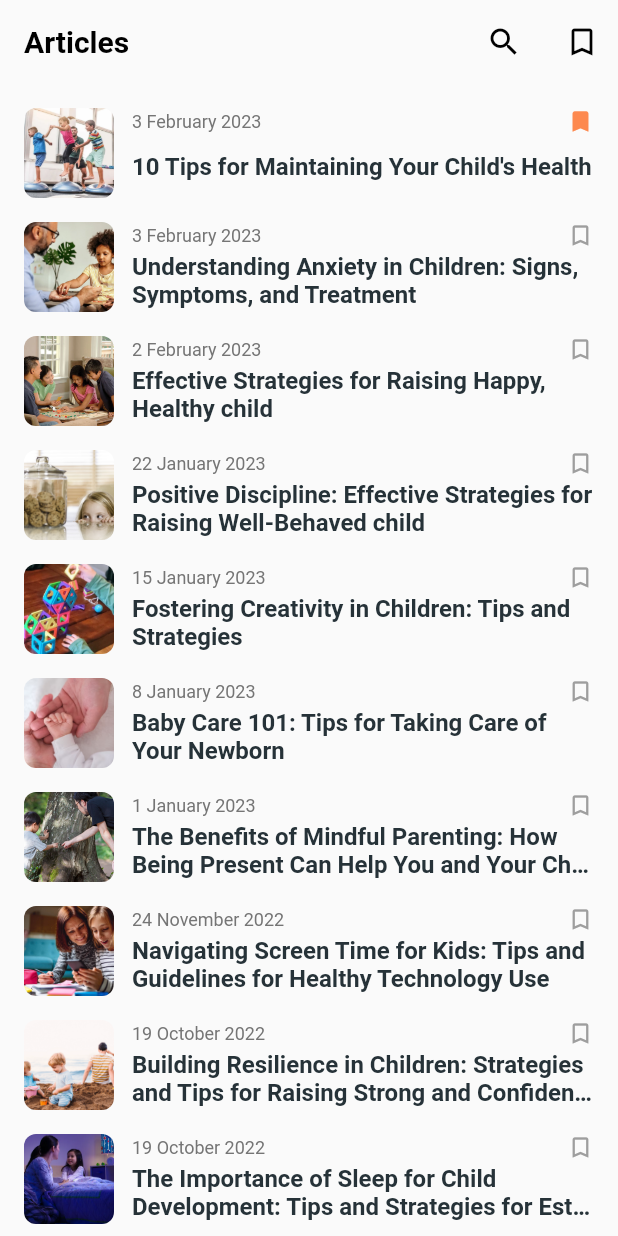
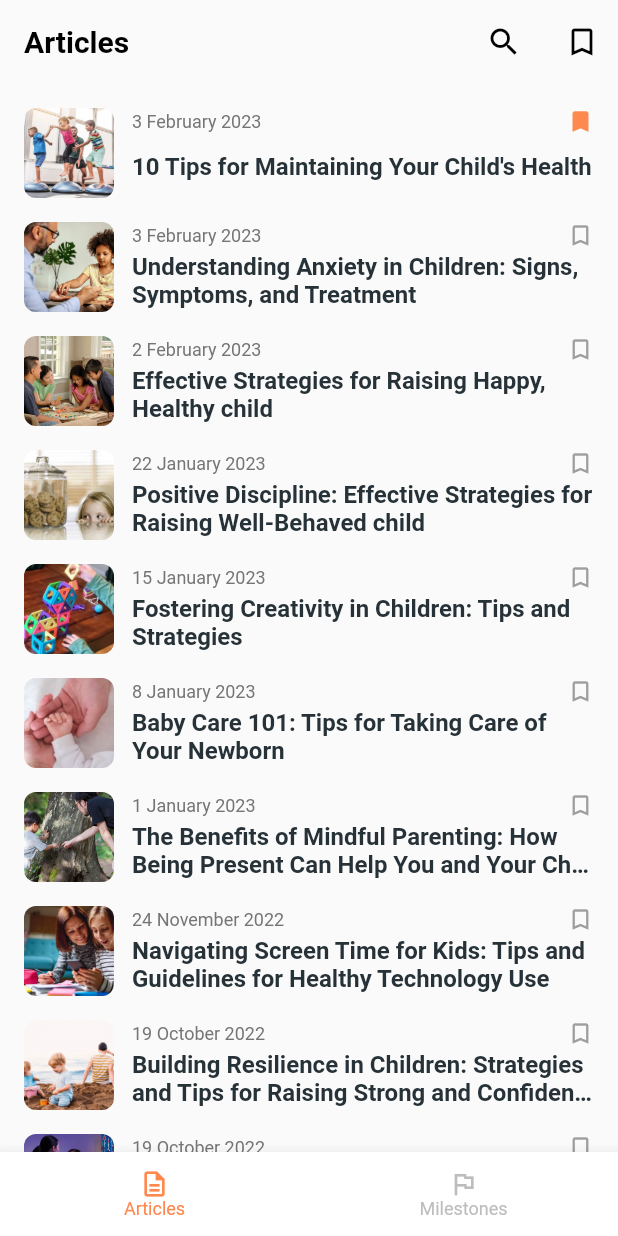
Before and after one commit to Ilgz/care_companion, a Flutter app: the screen it shows after launch, after a tap on the "bookmark outline" icon, on a phone screen of 412 x 824 dp. Run offline on Flutter 3.47's test engine with Material 2 defaults, Android fonts, the phone set to English and light mode, and no system bars; our stand-ins replace bloc, dartz, flutter_bloc, flutter_svg, freezed_annotation, get_it and 3 more; accounts and stored records are empty.

Commit message:
feat: add responsive scaffold with bottom navigation and navigation rail

```diff
--- a/lib/presentation/core/constants.dart
+++ b/lib/presentation/core/constants.dart
@@ -3,6 +3,7 @@ import 'package:flutter/material.dart';
 
 class PageRoutes {
   static const articleOverviewPage = "/articleOverview";
+  static const milestoneOverviewPage = "/milestoneOverview";
   static const articlePage = "articlePage";
   static const introPage = "/intro";
   static const searchPage = "search";
--- a/lib/presentation/core/router.dart
+++ b/lib/presentation/core/router.dart
@@ -4,17 +4,28 @@ import 'package:cash_manager/presentation/article/article_page.dart';
 import 'package:cash_manager/presentation/article/article_saved/article_saved_page.dart';
 import 'package:cash_manager/presentation/article/article_search/article_search_page.dart';
 import 'package:cash_manager/presentation/core/constants.dart';
+import 'package:cash_manager/presentation/core/widgets/scaffold_with_bottom.dart';
 import 'package:cash_manager/presentation/intro/intro_page.dart';
+import 'package:cash_manager/presentation/milestone/milestone_overview_page.dart';
 import 'package:flutter/material.dart';
 import 'package:go_router/go_router.dart';
 
 final _rootNavigatorKey = GlobalKey<NavigatorState>();
+final _shellNavigatorKey = GlobalKey<NavigatorState>();
 final goRouter = GoRouter(
     navigatorKey: _rootNavigatorKey,
     initialLocation: PageRoutes.articleOverviewPage,
     routes: [
+      ShellRoute(navigatorKey: _shellNavigatorKey,
+        builder: (context, state, child) {
+          return ScaffoldWithBottomNavBar(child: child);
+        },
+        routes: [
+          GoRoute(path: PageRoutes.milestoneOverviewPage, pageBuilder: (context, state) => NoTransitionPage(
+            child: MilestoneOverviewPage(),
+          ),)
+          ,
           GoRoute(
-
               path: PageRoutes.articleOverviewPage,
               pageBuilder: (context, state) => NoTransitionPage(
                 child: ArticleOverviewPage(),
@@ -46,6 +57,9 @@ final goRouter = GoRouter(
                 ),
               ]
           ),
+        ]
+      ),
+
       GoRoute(
           path: PageRoutes.introPage,
           pageBuilder: (context, state) => NoTransitionPage(
--- /dev/null
+++ b/lib/presentation/core/widgets/scaffold_with_bottom.dart
@@ -0,0 +1,123 @@
+import 'package:cash_manager/presentation/article/article_overview_page.dart';
+import 'package:cash_manager/presentation/core/constants.dart';
+import 'package:cash_manager/presentation/milestone/milestone_overview_page.dart';
+import 'package:flutter/material.dart';
+import 'package:go_router/go_router.dart';
+
+class ScaffoldWithBottomNavBar extends StatefulWidget {
+  final Widget child;
+
+  const ScaffoldWithBottomNavBar({Key? key, required this.child})
+      : super(key: key);
+
+  @override
+  State<ScaffoldWithBottomNavBar> createState() =>
+      _ScaffoldWithBottomNavBarState();
+}
+
+class _ScaffoldWithBottomNavBarState extends State<ScaffoldWithBottomNavBar> {
+  int get currentIndex => _locationToTabIndex(GoRouter.of(context).location);
+
+  int _locationToTabIndex(String location) {
+    final index = tabs.indexWhere((t) => location == (t.initialLocation));
+    return index < 0 ? 0 : index;
+  }
+
+  //callback used to navigate to the desired tab
+  void _onItemTapped(BuildContext context, int tabIndex) {
+    if (tabIndex != currentIndex) {
+      // go to the initial location of the selected tab (by index)
+      context.go(tabs[tabIndex].initialLocation);
+    }
+  }
+
+  final List<Widget> _mainContents = [
+    const ArticleOverviewPage(),
+    const MilestoneOverviewPage(),
+
+  ];
+
+  @override
+  Widget build(BuildContext context) {
+    return LayoutBuilder(
+      builder: (context, constraints) => Scaffold(
+          body: Row(
+            mainAxisSize: MainAxisSize.max,
+            children: [
+              if (MediaQuery.of(context).size.width > 640) ...[
+                NavigationRail(
+                  backgroundColor: Colors.white,
+                  minWidth: 55.0,
+                  selectedIndex: currentIndex,
+                  onDestinationSelected: (index) =>
+                      _onItemTapped(context, index),
+                  labelType: NavigationRailLabelType.all,
+                  leading: Column(
+                    children: const [
+                      SizedBox(
+                        height: 8,
+                      ),
+                    ],
+                  ),
+                  selectedIconTheme: const IconThemeData(color: Color(0xfffd894f)) ,
+                  selectedLabelTextStyle: const TextStyle(color: Color(0xfffd894f)),
+                  destinations: const [
+                    NavigationRailDestination(
+                      icon: Icon(Icons.description_outlined),
+                      label: Text("Articles"),
+                    ),
+                    NavigationRailDestination(
+                        icon: Icon(Icons.flag_outlined),
+                        label: Text("Milestones")),
+                  ],
+                )
+              ],
+              Expanded(
+                child: IndexedStack(
+                  index: currentIndex,
+                  children: _mainContents,
+                ),
+              )
+              //Expanded(child: _mainContents[currentIndex])
+            ],
+          ),
+          bottomNavigationBar: MediaQuery.of(context).size.width < 640
+              ? BottomNavigationBar(
+            type: BottomNavigationBarType.fixed,
+            backgroundColor: Colors.white,
+                  unselectedItemColor:Colors.grey[400] ,
+                  currentIndex: currentIndex,
+                  unselectedLabelStyle: TextStyle(fontSize: 12),
+                  unselectedIconTheme: IconThemeData(size: 20),
+                  selectedIconTheme: IconThemeData(size: 20),
+                  selectedLabelStyle: TextStyle(fontSize: 12),
+                  selectedItemColor: Color(0xfffd894f),
+                  items: tabs,
+                  onTap: (index) => _onItemTapped(context, index),
+                )
+              : null),
+    );
+  }
+}
+
+class ScaffoldWithNavBarTabItem extends BottomNavigationBarItem {
+  const ScaffoldWithNavBarTabItem(
+      {required this.initialLocation, required Widget icon, String? label})
+      : super(icon: icon, label: label);
+
+  /// The initial location/path
+  final String initialLocation;
+}
+
+const tabs = [
+  ScaffoldWithNavBarTabItem(
+    initialLocation: PageRoutes.articleOverviewPage,
+    icon: Icon(Icons.description_outlined),
+    label: 'Articles',
+  ),
+  ScaffoldWithNavBarTabItem(
+    initialLocation: PageRoutes.milestoneOverviewPage,
+    icon: Icon(Icons.flag_outlined),
+    label: 'Milestones',
+  ),
+];
--- /dev/null
+++ b/lib/presentation/milestone/milestone_overview_page.dart
@@ -0,0 +1,25 @@
+import 'package:cash_manager/application/article/article_searcher/article_searcher_cubit.dart';
+import 'package:cash_manager/application/article/article_watcher/article_watcher_cubit.dart';
+import 'package:cash_manager/presentation/article/widgets/article_card.dart';
+import 'package:cash_manager/presentation/article/widgets/custom_scaffold.dart';
+import 'package:cash_manager/presentation/core/router.dart';
+import 'package:cash_manager/presentation/core/widgets/critical_failure_card.dart';
+import 'package:cash_manager/presentation/core/widgets/custom_progress_indicator.dart';
+import 'package:flutter/material.dart';
+import 'package:flutter_bloc/flutter_bloc.dart';
+
+class MilestoneOverviewPage extends StatelessWidget {
+  const MilestoneOverviewPage({Key? key}) : super(key: key);
+
+  @override
+  Widget build(BuildContext context) {
+    return CustomScaffold(
+      title: "Milestones",
+      body: Column(
+        children: [
+
+        ],
+      ),
+    );
+  }
+}
```
Lines whose indentation alone changed are shown as unchanged.
